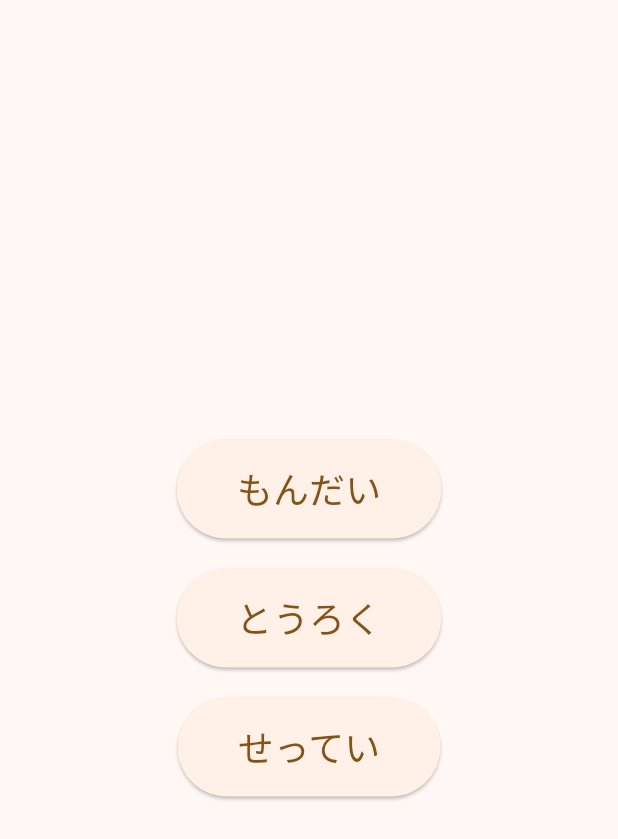
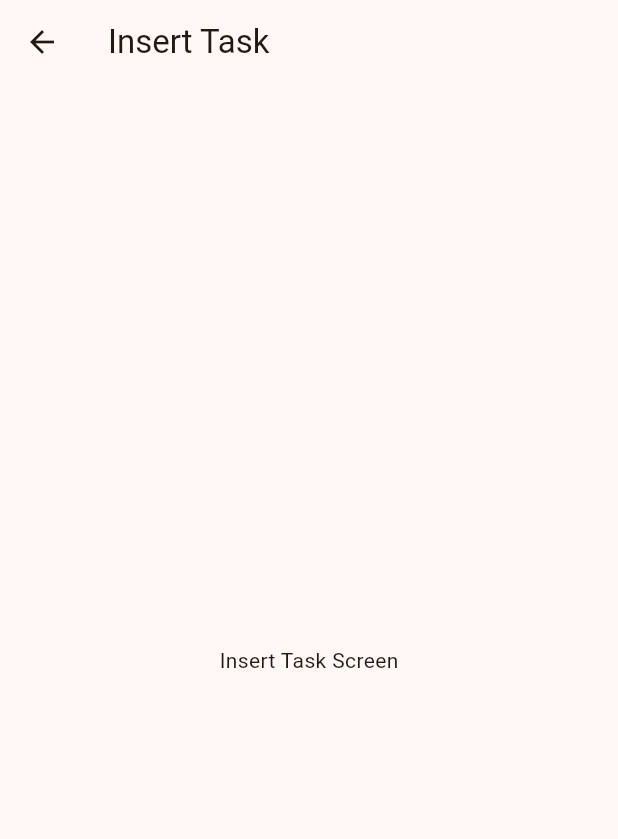
Before and after one commit to KakoFujimoto/web_app, a Flutter app: the screen it shows after launch, after a tap on "とうろく", on a phone screen of 412 x 824 dp. Shown: the top 839 px of the screen. Run offline on Flutter 3.47's test engine with Material 3 defaults, Android fonts, the phone set to English and light mode, and no system bars.

Commit message:
「とうろく」ボタンを押すとInsertTaskScreenに遷移するようにした

```diff
--- a/lib/main.dart
+++ b/lib/main.dart
@@ -5,8 +5,22 @@ void main() {
   runApp(const MyApp());
 }
 
+class InsertTaskScreen extends StatelessWidget {
+  @override
+  Widget build(BuildContext context) {
+    return Scaffold(
+      appBar: AppBar(
+        title: Text('Insert Task'), // タイトルを設定
+      ),
+      body: Center(
+        child: Text('Insert Task Screen'), // 画面に表示するコンテンツを設定
+      ),
+    );
+  }
+}
+
 class MyApp extends StatelessWidget {
-  const MyApp({super.key});
+  const MyApp({Key? key}) : super(key: key);
 
   @override
   Widget build(BuildContext context) {
@@ -16,7 +30,15 @@ class MyApp extends StatelessWidget {
         colorScheme: ColorScheme.fromSeed(seedColor: Colors.orange),
         useMaterial3: true,
       ),
-      home: Scaffold(
+      home: MyHomePage(),
+    );
+  }
+}
+
+class MyHomePage extends StatelessWidget {
+  @override
+  Widget build(BuildContext context) {
+    return Scaffold(
       body: Center(
         child: Column(
           mainAxisAlignment: MainAxisAlignment.center,
@@ -26,40 +48,48 @@ class MyApp extends StatelessWidget {
                 // もんだい ボタンが押された時の処理
               },
               child: const Padding(
-                  padding: EdgeInsets.all(16), // ボタン内の余白を設定
-                  child: Text('もんだい',
-                      style:
-                          CustomTextStyles.buttonTextStyle), // ボタンのテキストスタイルを適用
+                padding: EdgeInsets.all(16),
+                child: Text(
+                  'もんだい',
+                  style: CustomTextStyles.buttonTextStyle,
                 ),
               ),
-              SizedBox(height: 20), // ボタン間の垂直間隔を設定
+            ),
+            SizedBox(height: 20),
             ElevatedButton(
               onPressed: () {
                 // とうろく ボタンが押された時の処理
+                Navigator.push(
+                  context,
+                  MaterialPageRoute(
+                    builder: (context) => InsertTaskScreen(),
+                  ),
+                );
               },
               child: const Padding(
-                  padding: EdgeInsets.all(16), // ボタン内の余白を設定
-                  child: Text('とうろく',
-                      style:
-                          CustomTextStyles.buttonTextStyle), // ボタンのテキストスタイルを適用
+                padding: EdgeInsets.all(16),
+                child: Text(
+                  'とうろく',
+                  style: CustomTextStyles.buttonTextStyle,
                 ),
               ),
-              SizedBox(height: 20), // ボタン間の垂直間隔を設定
+            ),
+            SizedBox(height: 20),
             ElevatedButton(
               onPressed: () {
                 // せってい ボタンが押された時の処理
               },
               child: const Padding(
-                  padding: EdgeInsets.all(16), // ボタン内の余白を設定
-                  child: Text('せってい',
-                      style:
-                          CustomTextStyles.buttonTextStyle), // ボタンのテキストスタイルを適用
+                padding: EdgeInsets.all(16),
+                child: Text(
+                  'せってい',
+                  style: CustomTextStyles.buttonTextStyle,
+                ),
               ),
             ),
           ],
         ),
       ),
-      ),
     );
   }
 }
```
Lines whose indentation alone changed are shown as unchanged.
